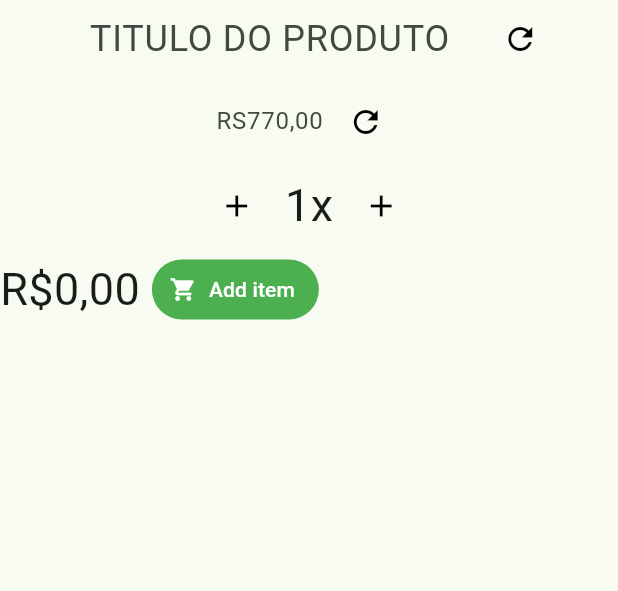
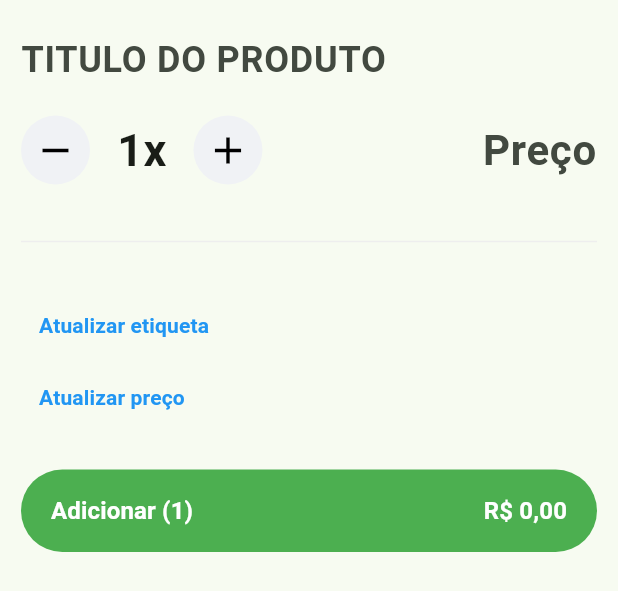
Before and after one commit to devcsuzarte/easy_cart, a Flutter app: the ScanScreen widget shown alone on an empty page, opened directly, on a phone screen of 412 x 824 dp. Shown: the top 591 px of the screen. Run offline on Flutter 3.47's test engine with Material 3 defaults, Android fonts, the phone set to English and light mode, and no system bars; our stand-ins replace currency_text_input_formatter, image_picker, sqflite, stacked; missing offline and left inert: dart:ffi, google_mlkit_text_recognition; accounts and stored records are empty.

Commit message:
improvement: scan label UI/UX updated

```diff
--- a/lib/ui/pages/scanner/scan_screen.dart
+++ b/lib/ui/pages/scanner/scan_screen.dart
@@ -22,7 +22,12 @@ class _ScanScreenState extends State<ScanScreen> {
 
 	final TextEditingController textLabelController = TextEditingController();
 	final TextEditingController textPriceController = TextEditingController();
-	final CurrencyTextInputFormatter _formatter = CurrencyTextInputFormatter.currency();
+	final CurrencyTextInputFormatter _formatter = CurrencyTextInputFormatter.currency(
+		locale: 'pt-br',
+		decimalDigits: 2,
+		symbol: 'R\$',
+		inputDirection: InputDirection.left
+	);
 
 	String label = '';
 	String price = '0,00';
@@ -46,138 +51,181 @@ class _ScanScreenState extends State<ScanScreen> {
 			..price.onChange.listen(
 				(event) {
 					price = event.neu;
-				//	textPriceController.text = price;
+
+					textPriceController.text = _formatter.formatString(price);
 				}
 			);
 		},
-		builder: (context, model, child) => Column(
-			crossAxisAlignment: CrossAxisAlignment.center,
+		builder: (context, model, child) => Padding(
+				  padding: const EdgeInsets.all(14.0),
+				  child: Column(
+					crossAxisAlignment: CrossAxisAlignment.start,
+					mainAxisAlignment: MainAxisAlignment.start,
+					children: [
+						Flexible(
+							child: TextFormField(
+								controller: textLabelController,
+								textAlign: TextAlign.start,
+								maxLines: 2,
+								minLines: 1,
+								style: TextStyle(
+									fontSize: 24,
+									fontWeight: FontWeight.bold
+								),
+								decoration: InputDecoration(
+									hintText: 'TITULO DO PRODUTO',
+									border: InputBorder.none
+								)
+							)
+						),
+						const SizedBox(height: 5),
+						Row(
+							mainAxisAlignment: MainAxisAlignment.spaceBetween,
 						  children: [
 							Row(
 								mainAxisAlignment: MainAxisAlignment.center,
 								children: [
-						SizedBox(
-							width: MediaQuery.of(context).size.width * 0.8,
-							child: TextField(
-								controller: textLabelController,
-								textAlign: TextAlign.center,
+									InkWell(
+										onTap: (){},
+										child: Container(
+											padding: const EdgeInsets.all(8),
+											decoration: BoxDecoration(
+												color: Color(0xFFF0F2F5),
+												shape: BoxShape.circle
+											),
+											child: Icon(
+												Icons.remove,
+												color: Colors.black,
+												size: 30,
+											),
+										)
+									),
+									const SizedBox(width: 18),
+									Text(
+										'1x',
 										style: TextStyle(
-									fontSize: 24
+											fontSize: 30,
+											fontWeight: FontWeight.bold
 										),
-								decoration: InputDecoration(
-									hintText: 'TITULO DO PRODUTO',
-									border: InputBorder.none,
-									suffixIcon: IconButton(
-										onPressed: () {
-											model.refreshLabel();
-										},
-										icon: Icon(
-											Icons.refresh,
-											color: Colors.black
-										)
-									)
-								)
+									),
+									const SizedBox(width: 18),
+									InkWell(
+										onTap: (){},
+										child: Container(
+											padding: const EdgeInsets.all(8),
+											decoration: BoxDecoration(
+												color: Color(0xFFF0F2F5),
+												shape: BoxShape.circle
+											),
+											child: Icon(
+												Icons.add,
+												color: Colors.black,
+												size: 30,
+											),
 										)
 									)
 								]
 							),
-				const SizedBox(height: 5),
-				Row(
-					mainAxisAlignment: MainAxisAlignment.center,
-					crossAxisAlignment: CrossAxisAlignment.center,
-					children: [
-						SizedBox(
-							width: MediaQuery.of(context).size.width * 0.3,
+						    Flexible(
 						    	child: TextFormField(
 						    		controller: textPriceController,
-								textAlign: TextAlign.center,
+						    		textAlign: TextAlign.end,
 						    		textAlignVertical: TextAlignVertical.center,
-								initialValue: _formatter.formatString('2000'),
 						    		inputFormatters: <TextInputFormatter>[
 						    			CurrencyTextInputFormatter.currency(
-										locale: 'ko',
-										decimalDigits: 0,
+						    				locale: 'br',
+						    				decimalDigits: 2,
 						    				symbol: 'R\$ ',
 						    			),
 						    		],
 						    		keyboardType: TextInputType.number,
 						    		style: TextStyle(
-									fontSize: 16
+										fontSize: 28,
+										fontWeight: FontWeight.bold
 									),
 						    		decoration: InputDecoration(
-									hintText: 'RS770,00',
-									border: InputBorder.none,
-									suffixIcon: IconButton(
+						    			hintText: 'Preço',
+						    			border: InputBorder.none
+						    		)
+						    	)
+						    ),
+						  ],
+						),
+
+						Padding(
+							padding: const EdgeInsets.symmetric(vertical: 24),
+							child: Divider(
+								color: Colors.grey.shade200,
+							),
+						),
+
+						Row(
+							mainAxisAlignment: MainAxisAlignment.start,
+						  children: [
+							Column(
+								crossAxisAlignment: CrossAxisAlignment.start,
+							  children: [
+								TextButton(
+									onPressed: () {
+										model.refreshLabel();
+									},
+									child: Text(
+										'Atualizar etiqueta',
+										style: TextStyle(
+											color: Colors.blue,
+											fontWeight: FontWeight.bold
+										)
+									)
+								),
+								TextButton(
 									onPressed: () {
 										model.refreshPrice();
 									},
-										icon: Icon(
-											Icons.refresh,
-											color: Colors.black
-										)
-									)
-								)
-							)
-						)
-					]
-				),
-				Row(
-					mainAxisAlignment: MainAxisAlignment.center,
-					children: [
-						IconButton(
-							onPressed: (){},
-							icon: IconButton(
-								onPressed: () {},
-								icon: Icon(
-									Icons.add,
-									color: Colors.black
+									child: Text(
+										'Atualizar preço',
+										style: TextStyle(
+											color: Colors.blue,
+											fontWeight: FontWeight.bold
 										)
 									)
 								),
-						Text(
-							'1x',
-							style: TextStyle(
-								fontSize: 30
+							  ],
 							),
+						  ],
 						),
-						IconButton(
-							onPressed: (){},
-							icon: IconButton(
-								onPressed: () {},
-								icon: Icon(
-									Icons.add,
-									color: Colors.black
-								)
-							)
-						)
-					]
-				),
-				Row(
-					children: [
-						Text(
-							FormatUtils.getDisplayPrice(price),
-							style: TextStyle(
-								fontSize: 30
-							),
-						),
-						SizedBox(width: 8),
-						TextButton.icon(
+						const SizedBox(height: 24.0),
+						TextButton(
 							style: TextButton.styleFrom(
 								backgroundColor: Colors.green,
 								foregroundColor: Colors.white
 							),
 							onPressed: (){
 							},
-							icon: Icon(
-								Icons.shopping_cart
+							child: Padding(
+								padding: const EdgeInsets.all(8.0),
+								child: Row(
+									mainAxisAlignment: MainAxisAlignment.spaceBetween,
+									children: [
+										Text(
+											'Adicionar ($amount)',
+											style: TextStyle(
+												fontSize: 16,
+												fontWeight: FontWeight.bold
 											),
-							label: Text(
-								'Add item'
-							)
+										),
+										Text(
+											_formatter.formatString(price),
+											style: TextStyle(
+												fontSize: 16,
+												fontWeight: FontWeight.bold
+											),
 										)
 									]
+								),
+							),
 						)
 					]
+				  ),
 				));
 	}
 }
--- a/pubspec.yaml
+++ b/pubspec.yaml
@@ -19,7 +19,7 @@ publish_to: 'none' # Remove this line if you wish to publish to pub.dev
 version: 1.0.0+1
 
 environment:
-  sdk: ^3.8.1
+  sdk: ^3.7.2
 
 # Dependencies specify other packages that your package needs in order to work.
 # To automatically upgrade your package dependencies to the latest versions
```
Also changed, not shown: pubspec.lock, 6 other files. Lines whose indentation alone changed are shown as unchanged.
